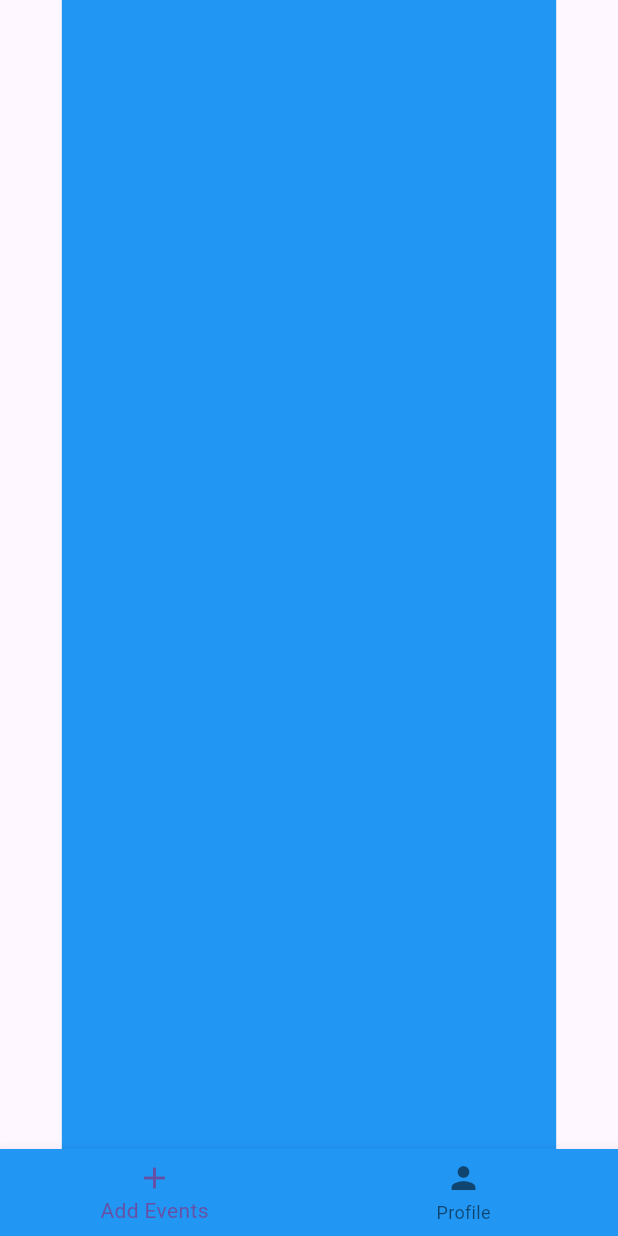
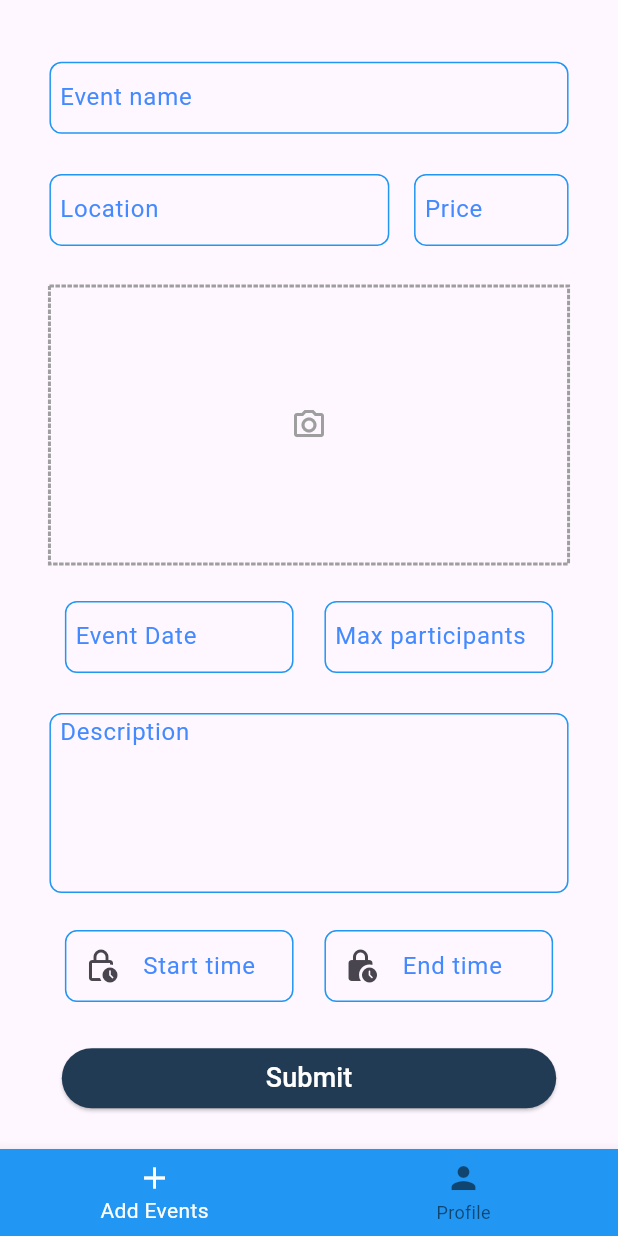
Before and after one commit to abdulqaderpatel/EventFlow, a Flutter app: the AdminNavigationBar screen opened directly, on a phone screen of 412 x 824 dp. Run offline on Flutter 3.47's test engine with Material 2 defaults, Android fonts, the phone set to English and light mode, and no system bars; drawn by our look-alikes of dotted_border; our stand-ins replace cloud_firestore, firebase_auth, firebase_core, firebase_storage, fluttertoast, get and 2 more; accounts and stored records are empty.

Commit message:
Implemented event creating functionality.

```diff
--- /dev/null
+++ b/lib/Reusable_Components/Admin/admin_text_field.dart
@@ -0,0 +1,52 @@
+import 'package:flutter/material.dart';
+
+class AdminTextField extends StatelessWidget {
+
+  final String text;
+  final TextEditingController controller;
+  final double width;
+  final bool? isIcon;
+  final IconData? icon;
+
+  const AdminTextField({super.key, required this.text,required this.controller,required this.width,this.isIcon=false,this.icon=null});
+
+  @override
+  Widget build(BuildContext context) {
+    return text!="Description"? SizedBox(
+      height: 50,
+      width:width,
+      child: TextFormField(
+        controller: controller,
+        decoration: InputDecoration(prefixIcon: isIcon==true?Icon(icon):null,enabledBorder: OutlineInputBorder(
+          borderSide: BorderSide(color: Colors.blue,),borderRadius: BorderRadius.circular(8)
+        ),
+            contentPadding: const EdgeInsets.only(top: 2, left: 3),
+            errorStyle: const TextStyle(fontSize: 0),
+            hintStyle: const TextStyle(
+              color: Colors.blueAccent,
+            ),
+            hintText: text,
+           ),
+      ),
+    ): SizedBox(
+      height: 120,
+      width:width,
+      child: TextFormField(
+        keyboardType: TextInputType.multiline,
+        maxLines: null,
+        minLines: 5,
+        controller: controller,
+        decoration: InputDecoration(enabledBorder: OutlineInputBorder(
+            borderSide: BorderSide(color: Colors.blue,),borderRadius: BorderRadius.circular(8)
+        ),
+          contentPadding: const EdgeInsets.only(top: 2, left: 3),
+          errorStyle: const TextStyle(fontSize: 0),
+          hintStyle: const TextStyle(
+            color: Colors.blueAccent,
+          ),
+          hintText: text,
+        ),
+      ),
+    );
+  }
+}
--- a/lib/Views/Admin/admin_navigation_bar.dart
+++ b/lib/Views/Admin/admin_navigation_bar.dart
@@ -1,3 +1,5 @@
+import 'dart:io';
+
 import 'package:eventflow/Controllers/Admins/admin_navigation_controller.dart';
 import 'package:eventflow/Controllers/Users/user_navigation_controller.dart';
 import 'package:eventflow/Views/Admin/Profile/admin_profile.dart';
@@ -7,6 +9,7 @@ import 'package:eventflow/Views/Admin/create_event.dart';
 import 'package:flutter/material.dart';
 import 'package:get/get.dart';
 import 'package:get/get_state_manager/src/rx_flutter/rx_obx_widget.dart';
+import 'package:image_picker/image_picker.dart';
 
 class AdminNavigationBar extends StatelessWidget {
   AdminNavigationBar({super.key});
@@ -16,13 +19,16 @@ class AdminNavigationBar extends StatelessWidget {
     AdminProfileScreen(),
   ];
 
+  File? eventImage;
+
   AdminNavigationController controller = Get.put(AdminNavigationController());
+
 
   @override
   Widget build(BuildContext context) {
     return Scaffold(
       bottomNavigationBar: Obx(
-        () => BottomNavigationBar(backgroundColor: Colors.blue,
+        () => BottomNavigationBar(backgroundColor: Colors.blue,fixedColor: Colors.white,
           currentIndex: controller.index.value,
           onTap: (value) => controller.index.value = value,
           items: const [
--- a/lib/Views/Admin/create_event.dart
+++ b/lib/Views/Admin/create_event.dart
@@ -1,18 +1,246 @@
+import 'dart:io';
+
+import 'package:eventflow/Reusable_Components/Admin/admin_text_field.dart';
+import 'package:eventflow/Views/Misc/Firebase/firebase_tables.dart';
+import 'package:eventflow/Views/Misc/toast/toast.dart';
+import 'package:firebase_auth/firebase_auth.dart';
+import 'package:firebase_storage/firebase_storage.dart';
 import 'package:flutter/material.dart';
 import 'package:get/get.dart';
-import 'package:get/get_core/src/get_main.dart';
+import 'package:dotted_border/dotted_border.dart';
+import 'package:image_picker/image_picker.dart';
 
-class CreateEventScreen extends StatelessWidget {
-  const CreateEventScreen({super.key});
+class CreateEventScreen extends StatefulWidget {
+  CreateEventScreen({super.key});
+
+  @override
+  State<CreateEventScreen> createState() => _CreateEventScreenState();
+}
+
+class _CreateEventScreenState extends State<CreateEventScreen> {
+  TextEditingController dateController = TextEditingController();
+
+  TextEditingController timeController = TextEditingController();
+
+  TextEditingController titleController = TextEditingController();
+
+  TextEditingController locationController = TextEditingController();
+
+  TextEditingController priceController = TextEditingController();
+
+  TextEditingController descriptionController = TextEditingController();
+
+  TextEditingController tagsController = TextEditingController();
+
+  TextEditingController maxEntries = TextEditingController();
+
+  TextEditingController endTimeController = TextEditingController();
+
+  TextEditingController startTimeController = TextEditingController();
+
+  TextEditingController frequencyEventController = TextEditingController();
+
+  TimeOfDay startTime = const TimeOfDay(hour: 0, minute: 0);
+
+  TimeOfDay endTime = const TimeOfDay(hour: 0, minute: 0);
+
+  var selectedFrequency = -2;
+
+  void resetControllers() {
+    dateController.clear();
+    timeController.clear();
+    titleController.clear();
+    locationController.clear();
+    priceController.clear();
+    descriptionController.clear();
+    tagsController.clear();
+    maxEntries.clear();
+    endTimeController.clear();
+    startTimeController.clear();
+    frequencyEventController.clear();
+    startTime = const TimeOfDay(hour: 0, minute: 0);
+    endTime = const TimeOfDay(hour: 0, minute: 0);
+  }
+
+  FirebaseStorage storage = FirebaseStorage.instance;
+
+  File? eventImage;
+
+  final picker = ImagePicker();
+
+  Future getImageGallery() async {
+    final pickedFile = await picker.pickImage(source: ImageSource.gallery);
+    if (pickedFile != null) {
+      setState(() {
+        eventImage = File(pickedFile.path);
+      });
+    } else {
+      Toast().errorMessage("Please choose an image");
+    }
+  }
 
   @override
   Widget build(BuildContext context) {
     return Scaffold(
-        body: Container(margin: EdgeInsets.only(left: Get.width*0.1,right: Get.width*0.1),color: Colors.blue,
+        resizeToAvoidBottomInset: false,
+        body: Container(
+          margin: EdgeInsets.only(
+              left: Get.width * 0.08,
+              right: Get.width * 0.08,
+              top: Get.height * 0.05),
           height: Get.height,
+          child: SingleChildScrollView(
             child: Center(
               child: Column(
-          children: [],
+                children: [
+                  AdminTextField(
+                    text: "Event name",
+                    controller: titleController,
+                    width: Get.width,
+                  ),
+                  SizedBox(
+                    height: Get.height * 0.03,
+                  ),
+                  Row(mainAxisAlignment: MainAxisAlignment.spaceBetween,
+                    children: [
+                      AdminTextField(
+                        text: "Location",
+                        controller: locationController,
+                        width: Get.width*0.55,
+                      ),
+                      AdminTextField(
+                        text: "Price",
+                        controller: priceController,
+                        width: Get.width*0.25,
+                      ),
+                    ],
+                  ),
+                  SizedBox(
+                    height: Get.height * 0.03,
+                  ),
+                  InkWell(
+                    onTap: () {
+                      getImageGallery();
+                    },
+                    child: eventImage == null
+                        ? DottedBorder(
+                            strokeWidth: 2,
+                            color: Colors.grey,
+                            child: SizedBox(
+                              height: Get.height * 0.22,
+                              child: const Center(
+                                child: Icon(
+                                  Icons.camera_alt_outlined,
+                                  color: Colors.grey,
+                                ),
+                              ),
+                            ),
+                          )
+                        : Container(
+                            decoration: BoxDecoration(
+                                border: Border.all(color: Colors.blue)),
+                            child: AspectRatio(
+                                aspectRatio: 16 / 9,
+                                child: Image.file(
+                                  eventImage!,
+                                  fit: BoxFit.cover,
+                                )),
+                          ),
+                  ),
+                  SizedBox(
+                    height: Get.height * 0.03,
+                  ),
+                  Row(
+                    mainAxisAlignment: MainAxisAlignment.spaceAround,
+                    children: [
+                      AdminTextField(
+                          text: "Event Date",
+                          controller: dateController,
+                          width: Get.width * 0.37),
+                      AdminTextField(
+                          text: "Max participants",
+                          controller: maxEntries,
+                          width: Get.width * 0.37),
+                    ],
+                  ),
+                  SizedBox(
+                    height: Get.height * 0.03,
+                  ),
+                  AdminTextField(
+                    text: "Description",
+                    controller: descriptionController,
+                    width: Get.width,
+                  ),
+                  SizedBox(
+                    height: Get.height * 0.03,
+                  ),
+                  Row(
+                    mainAxisAlignment: MainAxisAlignment.spaceAround,
+                    children: [
+                      AdminTextField(
+                          text: "Start time",
+                          controller: startTimeController,
+                          width: Get.width * 0.37,
+                          isIcon: true,
+                          icon: Icons.lock_clock_outlined),
+                      AdminTextField(
+                        text: "End time",
+                        controller: endTimeController,
+                        width: Get.width * 0.37,
+                        isIcon: true,
+                        icon: Icons.lock_clock_rounded,
+                      ),
+                    ],
+                  ),
+                  SizedBox(
+                    height: Get.height * 0.03,
+                  ),
+                  SizedBox(
+                    width: Get.width * 0.8,
+                    child: ElevatedButton(
+                      style: ButtonStyle(
+                        backgroundColor: MaterialStateProperty.all<Color>(
+                            const Color(0xff223b55)),
+                        foregroundColor:
+                            MaterialStateProperty.all<Color>(Colors.white),
+                      ),
+                      onPressed: () async {
+                        Reference ref = FirebaseStorage.instance.ref(
+                            "/${FirebaseAuth.instance.currentUser!.uid}/events/${titleController.text}");
+                        UploadTask uploadTask =
+                            ref.putFile(eventImage!.absolute);
+                        Future.value(uploadTask).then((value) async {
+                          var newUrl = await ref.getDownloadURL();
+                          await FirebaseTable()
+                              .eventsTable
+                              .doc(DateTime.now()
+                                  .millisecondsSinceEpoch
+                                  .toString())
+                              .set({
+                            "event_creator":FirebaseAuth.instance.currentUser!.uid,
+                            "name":titleController.text.toString(),
+                            "description":descriptionController.text.toString(),
+                            "price":int.parse(priceController.text.toString()),
+                            "image":newUrl.toString(),
+                            "date":dateController.text.toString(),
+                            "max_participants":maxEntries.text.toString(),
+                            "start_time":startTimeController.text.toString(),
+                            "end_time":endTimeController.text.toString(),
+
+                          });
+                        });
+                      },
+                      child: const Text(
+                        "Submit",
+                        style: TextStyle(
+                          fontSize: 18,
+                          fontWeight: FontWeight.w500,
+                        ),
+                      ),
+                    ),
+                  ),
+                ],
+              ),
             ),
           ),
         ));
--- a/lib/Views/Authentication/login.dart
+++ b/lib/Views/Authentication/login.dart
@@ -1,4 +1,5 @@
 import 'package:eventflow/Reusable_Components/Authentication/auth_button.dart';
+import 'package:eventflow/Views/Admin/admin_navigation_bar.dart';
 import 'package:eventflow/Views/Authentication/signup.dart';
 import 'package:eventflow/Views/Misc/toast/toast.dart';
 
@@ -108,10 +109,19 @@ class _LoginScreenState extends State<LoginScreen> {
                 InkWell(
                   onTap: () async{
                     try {
-                      await FirebaseAuth.instance.signInWithEmailAndPassword(
-                          email: emailController.text,
-                          password: passwordController.text);
-                      Get.to(UserNavigationBar());
+                      if(widget.isAdmin==true)
+                        {
+                          await FirebaseAuth.instance.signInWithEmailAndPassword(
+                              email: emailController.text,
+                              password: passwordController.text);
+                          Get.to(AdminNavigationBar());
+                        }
+                        else {
+                        await FirebaseAuth.instance.signInWithEmailAndPassword(
+                            email: emailController.text,
+                            password: passwordController.text);
+                        Get.to(UserNavigationBar());
+                      }
                       Toast().successMessage("Logged in successfully");
                     }
                     on FirebaseAuthException catch(e)
--- a/lib/Views/Misc/Firebase/firebase_tables.dart
+++ b/lib/Views/Misc/Firebase/firebase_tables.dart
@@ -5,6 +5,7 @@ import 'package:flutter/material.dart';
 
   final usersTable=FirebaseFirestore.instance.collection("Users");
   final adminsTable=FirebaseFirestore.instance.collection("admins");
+  final eventsTable=FirebaseFirestore.instance.collection("events");
 
   FirebaseTable({super.key});
 
```
Lines whose indentation alone changed are shown as unchanged.
